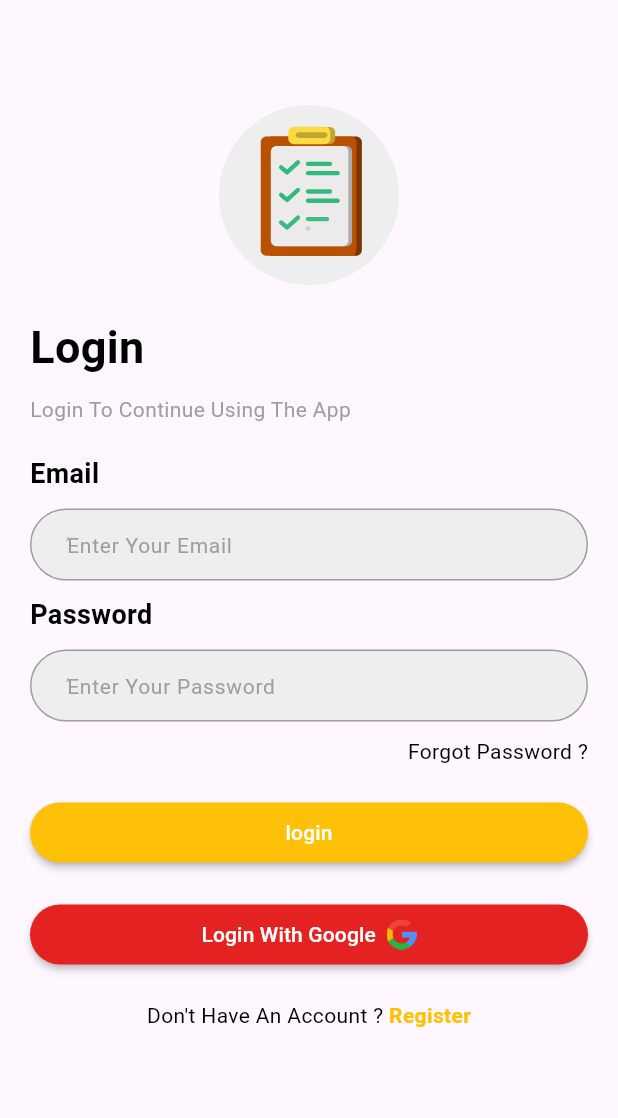
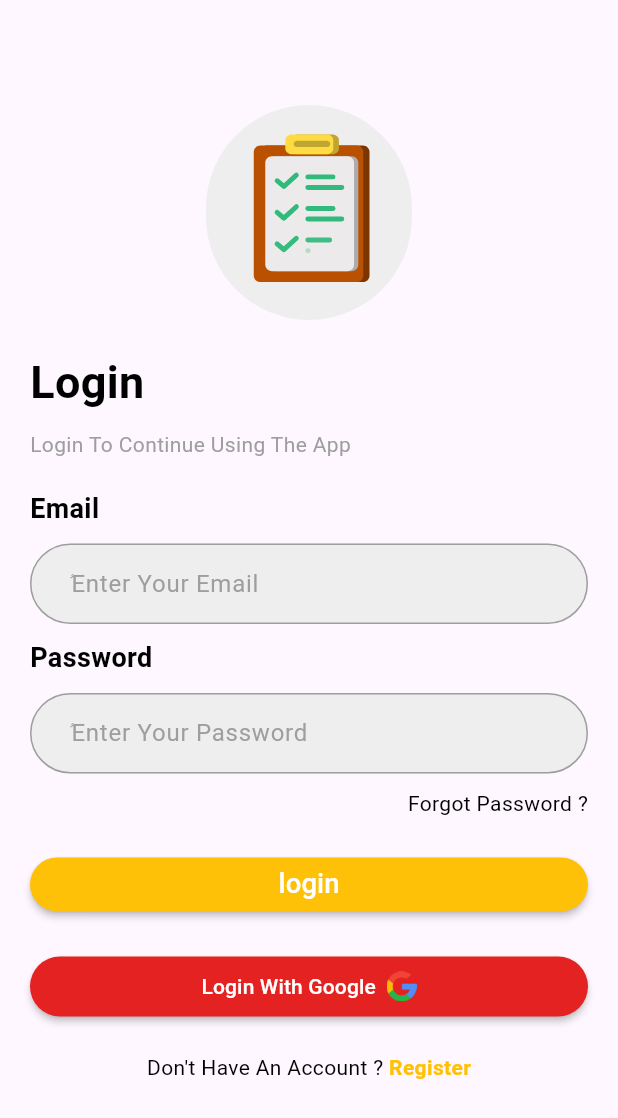
Before and after one commit to abdellahayoujil/flutter_firebase, a Flutter app: the screen it shows after launch, on a phone screen of 412 x 824 dp. Shown: the top 1118 px of the screen. Run offline on Flutter 3.47's test engine with Material 3 defaults, Android fonts, the phone set to English and light mode, and no system bars; our stand-ins replace awesome_dialog, cloud_firestore, firebase_auth, firebase_core, flutter_screenutil, google_sign_in and 1 more; accounts and stored records are empty.

Commit message:
update designe ui

```diff
--- a/lib/components/custombuttonauth.dart
+++ b/lib/components/custombuttonauth.dart
@@ -1,20 +1,27 @@
 import 'package:firebase_flutter/constans.dart';
 import 'package:flutter/material.dart';
+import 'package:flutter_screenutil/flutter_screenutil.dart';
 
 class CustomButtonAuth extends StatelessWidget {
   final void Function()? onPressed;
   final String title;
   const CustomButtonAuth({super.key, this.onPressed, required this.title});
 
-  @override
+ @override
   Widget build(BuildContext context) {
     return MaterialButton(
-      height: 40,
-      shape: RoundedRectangleBorder(borderRadius: BorderRadius.circular(20)),
+      height: 30.h,
+      minWidth: double.infinity,
+      shape: RoundedRectangleBorder(
+        borderRadius: BorderRadius.circular(20.r),
+      ),
       color: MyColors.myYellow,
       textColor: Colors.white,
       onPressed: onPressed,
-      child: Text(title),
+      child: Text(
+        title,
+        style: TextStyle(fontSize: 16.sp),
+      ),
     );
   }
 }
--- a/lib/components/customformfield.dart
+++ b/lib/components/customformfield.dart
@@ -1,29 +1,45 @@
 import 'package:flutter/material.dart';
+import 'package:flutter_screenutil/flutter_screenutil.dart';
 
 class CustomformfieldAdd extends StatelessWidget {
-  final String hinttext ;
-  final TextEditingController mycontroller ;
+  final String hinttext;
+  final TextEditingController mycontroller;
   final String? Function(String?)? validator;
-  const CustomformfieldAdd({super.key, required this.hinttext, required this.mycontroller, required this.validator});
+
+  const CustomformfieldAdd({
+    super.key,
+    required this.hinttext,
+    required this.mycontroller,
+    required this.validator,
+  });
 
   @override
   Widget build(BuildContext context) {
     return TextFormField(
       validator: validator,
-      controller: mycontroller ,
+      controller: mycontroller,
+      style: TextStyle(fontSize: 14.sp),
       decoration: InputDecoration(
-          hintText: hinttext,
-          hintStyle: const TextStyle(fontSize: 14, color: Colors.grey),
-          contentPadding: const EdgeInsets.symmetric(vertical: 2, horizontal: 20),
-          filled: true,
-          fillColor: Colors.grey[200],
-          border: OutlineInputBorder(
-              borderRadius: BorderRadius.circular(50),
-              borderSide:
-                  const BorderSide(color: Color.fromARGB(255, 184, 184, 184))),
-          enabledBorder: OutlineInputBorder(
-              borderRadius: BorderRadius.circular(50),
-              borderSide: const BorderSide(color: Colors.grey))),
+        hintText: hinttext,
+        hintStyle: TextStyle(
+          fontSize: 14.sp,
+          color: Colors.grey,
+        ),
+        contentPadding: EdgeInsets.symmetric(
+          vertical: 2.h,
+          horizontal: 20.w,
+        ),
+        filled: true,
+        fillColor: Colors.grey[200],
+        border: OutlineInputBorder(
+          borderRadius: BorderRadius.circular(50.r),
+          borderSide: const BorderSide(color: Color.fromARGB(255, 184, 184, 184)),
+        ),
+        enabledBorder: OutlineInputBorder(
+          borderRadius: BorderRadius.circular(50.r),
+          borderSide: const BorderSide(color: Colors.grey),
+        ),
+      ),
     );
   }
 }
--- a/lib/components/customlogoauth.dart
+++ b/lib/components/customlogoauth.dart
@@ -1,4 +1,5 @@
 import 'package:flutter/material.dart';
+import 'package:flutter_screenutil/flutter_screenutil.dart';
 import 'package:lottie/lottie.dart';
 
 class CustomLogoAuth extends StatelessWidget {
@@ -8,16 +9,19 @@ class CustomLogoAuth extends StatelessWidget {
   Widget build(BuildContext context) {
     return Center(
       child: Container(
-          alignment: Alignment.center,
-          width: 120,
-          height: 120,
-          padding: const EdgeInsets.all(1),
-          decoration: BoxDecoration(
-              color: Colors.grey[200], borderRadius: BorderRadius.circular(70)),
-          child: Lottie.asset(
-            "images/notelottie.json",
-            width: 100,
-          )),
+        alignment: Alignment.center,
+        width: 120.w,
+        height: 120.h,
+        padding: EdgeInsets.all(1.w),
+        decoration: BoxDecoration(
+          color: Colors.grey[200],
+          borderRadius: BorderRadius.circular(70.r),
+        ),
+        child: Lottie.asset(
+          "images/notelottie.json",
+          width: 100.w,
+        ),
+      ),
     );
   }
 }
--- a/lib/components/textformfield.dart
+++ b/lib/components/textformfield.dart
@@ -1,4 +1,5 @@
 import 'package:flutter/material.dart';
+import 'package:flutter_screenutil/flutter_screenutil.dart';
 
 class CustomTextForm extends StatelessWidget {
   final String hinttext ;
@@ -9,21 +10,27 @@ class CustomTextForm extends StatelessWidget {
    @override
   Widget build(BuildContext context) {
     return TextFormField(
+      style: TextStyle(fontSize: 14.sp),
       validator: validator,
-      controller: mycontroller ,
+      controller: mycontroller,
       decoration: InputDecoration(
         hintText: hinttext,
-          hintStyle: const TextStyle(fontSize: 14, color: Colors.grey),
-          contentPadding: const EdgeInsets.symmetric(vertical: 2, horizontal: 20),
+        hintStyle: TextStyle(fontSize: 14.sp, color: Colors.grey),
+        contentPadding: EdgeInsets.symmetric(
+          vertical: 12.h,
+          horizontal: 20.w,
+        ),
         filled: true,
         fillColor: Colors.grey[200],
         border: OutlineInputBorder(
-              borderRadius: BorderRadius.circular(50),
-              borderSide:
-                  const BorderSide(color: Color.fromARGB(255, 184, 184, 184))),
+          borderRadius: BorderRadius.circular(50.r),
+          borderSide: const BorderSide(color: Colors.grey),
+        ),
         enabledBorder: OutlineInputBorder(
-              borderRadius: BorderRadius.circular(50),
-              borderSide: const BorderSide(color: Colors.grey))),
+          borderRadius: BorderRadius.circular(50.r),
+          borderSide: const BorderSide(color: Colors.grey),
+        ),
+      ),
     );
   }
 }
--- a/lib/main.dart
+++ b/lib/main.dart
@@ -3,6 +3,7 @@ import 'package:firebase_core/firebase_core.dart';
 import 'package:firebase_flutter/Categoris/AddCategoris.dart';
 import 'package:firebase_flutter/constans.dart';
 import 'package:firebase_flutter/homepage.dart';
+import 'package:flutter_screenutil/flutter_screenutil.dart';
 import 'auth/login.dart';
 import 'auth/signup.dart';
 import 'package:flutter/material.dart';
@@ -22,35 +23,26 @@ class MyApp extends StatefulWidget {
 
 class _MyAppState extends State<MyApp> {
   @override
-  void initState() {
-    FirebaseAuth.instance.authStateChanges().listen((User? user) {
-      if (user == null) {
-        // ignore: avoid_print
-        print('-----------------------------User is currently signed out!');
-      } else {
-        // ignore: avoid_print
-        print('User is signed in!');
-      }
-    });
-    super.initState();
-  }
-
-  @override
   Widget build(BuildContext context) {
+    return ScreenUtilInit(
+      designSize: const Size(360, 690), // Default design size
+      minTextAdapt: true,
+      splitScreenMode: true,
+      builder: (_, child) {
         return MaterialApp(
           theme: ThemeData(
-          appBarTheme: const AppBarTheme(
+            appBarTheme: AppBarTheme(
               backgroundColor: MyColors.myYellow,
               titleTextStyle: TextStyle(
                 color: MyColors.myWhite,
-                  fontSize: 17,
-                  fontWeight: FontWeight.bold),
-              iconTheme: IconThemeData(color: MyColors.myWhite))),
+                fontSize: 17.sp,
+                fontWeight: FontWeight.bold,
+              ),
+              iconTheme: const IconThemeData(color: MyColors.myWhite),
+            ),
+          ),
           debugShowCheckedModeBanner: false,
-      home: (FirebaseAuth.instance.currentUser != null &&
-              FirebaseAuth.instance.currentUser!.emailVerified)
-          ? const Homepage()
-          : const Login(),
+          home: child,
           routes: {
             "signup": (context) => const SignUp(),
             "login": (context) => const Login(),
@@ -58,5 +50,11 @@ class _MyAppState extends State<MyApp> {
             "addcategory": (context) => const Addcategoris(),
           },
         );
+      },
+      child: (FirebaseAuth.instance.currentUser != null &&
+              FirebaseAuth.instance.currentUser!.emailVerified)
+          ? const Homepage()
+          : const Login(),
+    );
   }
 }
```
Also changed, not shown: 4 other files. Lines whose indentation alone changed are shown as unchanged.
